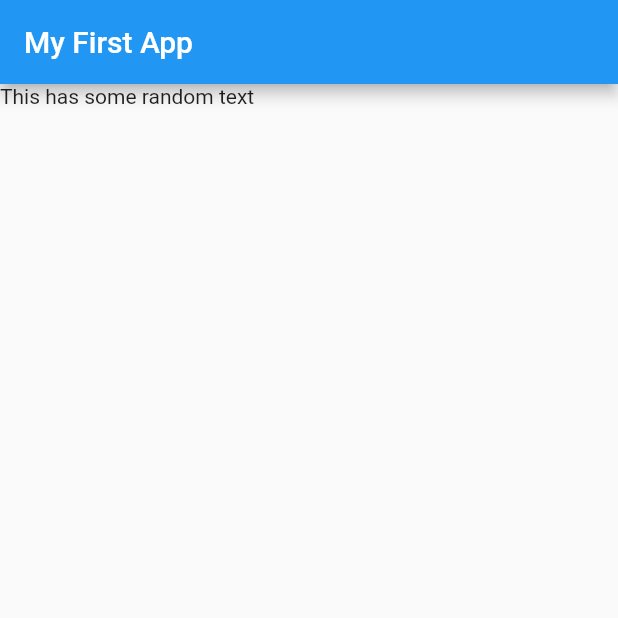
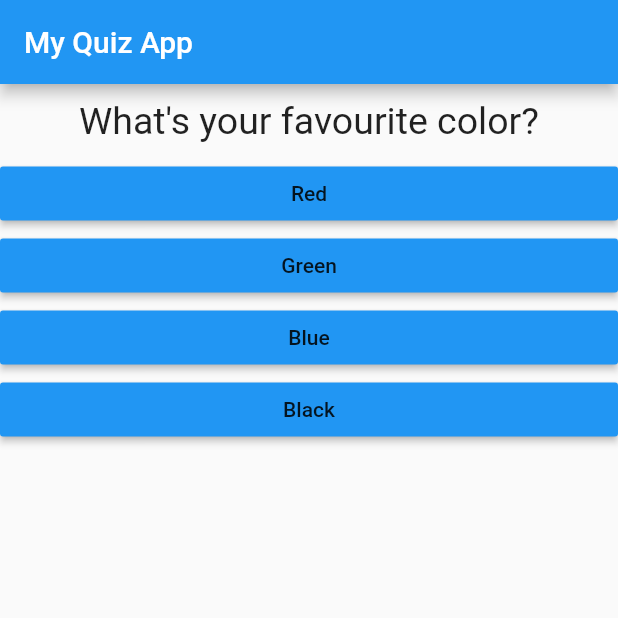
Before and after one commit to hussa94/flutterwidgettest, a Flutter app: the screen it shows after launch, on a phone screen of 412 x 824 dp, the top half of it. Run offline on Flutter 3.47's test engine with Material 2 defaults, Android fonts, the phone set to English and light mode, and no system bars.

Commit message:
new files added

```diff
--- /dev/null
+++ b/lib/answer.dart
@@ -0,0 +1,20 @@
+import 'package:flutter/material.dart';
+
+class Answer extends StatelessWidget {
+  final Function selectHandler;
+  final String _option;
+
+  Answer(this.selectHandler, this._option);
+
+  @override
+  Widget build(BuildContext context) {
+    return Container(
+      width: double.infinity,
+      child: RaisedButton(
+        color: Colors.blue,
+        child: Text(_option),
+        onPressed: selectHandler,
+      ),
+    );
+  }
+}
--- a/lib/main.dart
+++ b/lib/main.dart
@@ -1,16 +1,62 @@
 import 'package:flutter/material.dart';
+import './question.dart';
+import './answer.dart';
 
 void main() => runApp(MyApp());
 
-class MyApp extends StatelessWidget {
+class MyApp extends StatefulWidget {
+  @override
+  State<StatefulWidget> createState() {
+    return _MyAppState();
+  }
+}
+
+class _MyAppState extends State<MyApp> {
+  var questions = [
+    {
+      "questionText": "What's your favourite color?",
+      "answer": ["Red", "Green", "Blue", "Black"],
+    },
+    {
+      "questionText": "What's your favourite animal?",
+      "answer": ["Lion", "Tiger", "Jaguar", "Chicken"],
+    },
+    {
+      "questionText": "What's your favourite sport?",
+      "answer": ["Football", "Cricket", "Tennis", "Fortnite"],
+    }
+  ];
+
+  void _answerQuestion() {
+    setState(() {
+      questionIndex = questionIndex + 1;
+    });
+    print(questionIndex);
+  }
+
+  var _questionIndex = 0;
+
+  get questionIndex => _questionIndex;
+
+  set questionIndex(questionIndex) {
+    _questionIndex = questionIndex;
+  }
+
   @override
   Widget build(BuildContext context) {
     return MaterialApp(
       home: Scaffold(
         appBar: AppBar(
-          title: Text('My First App'),
+          title: Text('My Quiz App'),
         ),
-        body: Text('This has some random text'),
+        body: Column(
+          children: <Widget>[
+            Question(questions[questionIndex]["questionText"]),
+            ...(questions[_questionIndex]["answer"] as List<String>).map((answer){
+              return Answer(_answerQuestion, answer);
+            }).toList()
+          ],
+        ),
       ),
     );
   }
--- /dev/null
+++ b/lib/question.dart
@@ -0,0 +1,21 @@
+import 'package:flutter/material.dart';
+
+class Question extends StatelessWidget {
+  final String questionText;
+
+  Question(this.questionText);
+
+  @override
+  Widget build(BuildContext context) {
+    return Container(
+        width: double.infinity,
+        margin: EdgeInsets.all(10.0),
+        child: Text(
+          questionText,
+          style: TextStyle(
+            fontSize: 25.0,
+          ),
+          textAlign: TextAlign.center,
+        ));
+  }
+}
```
